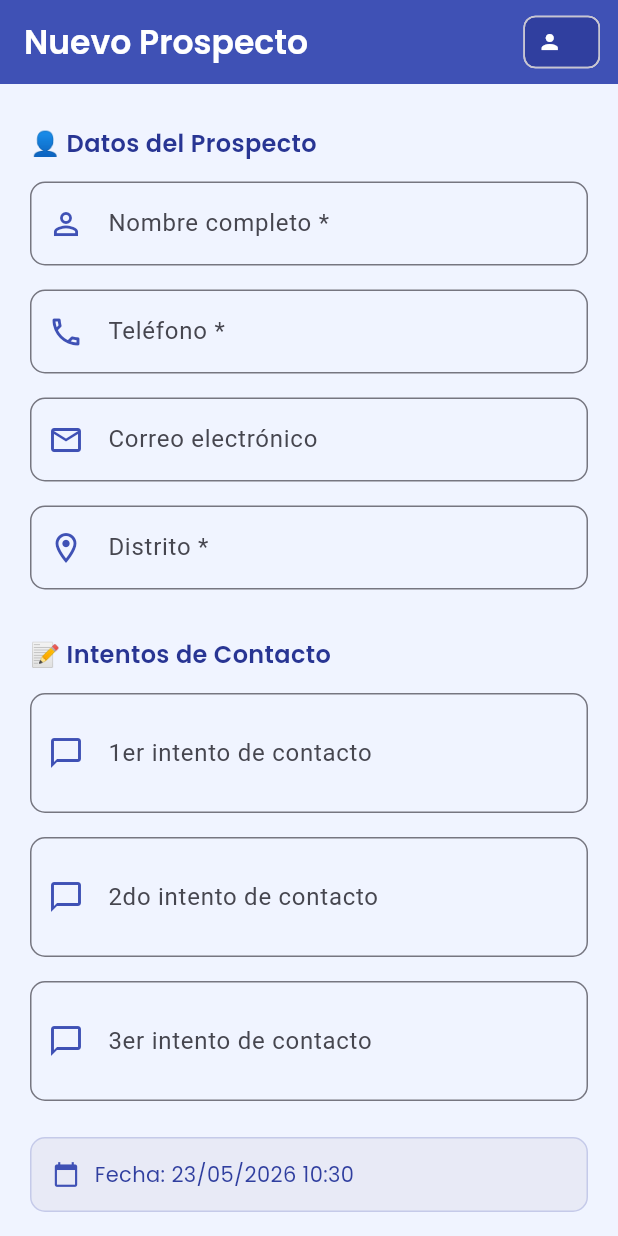
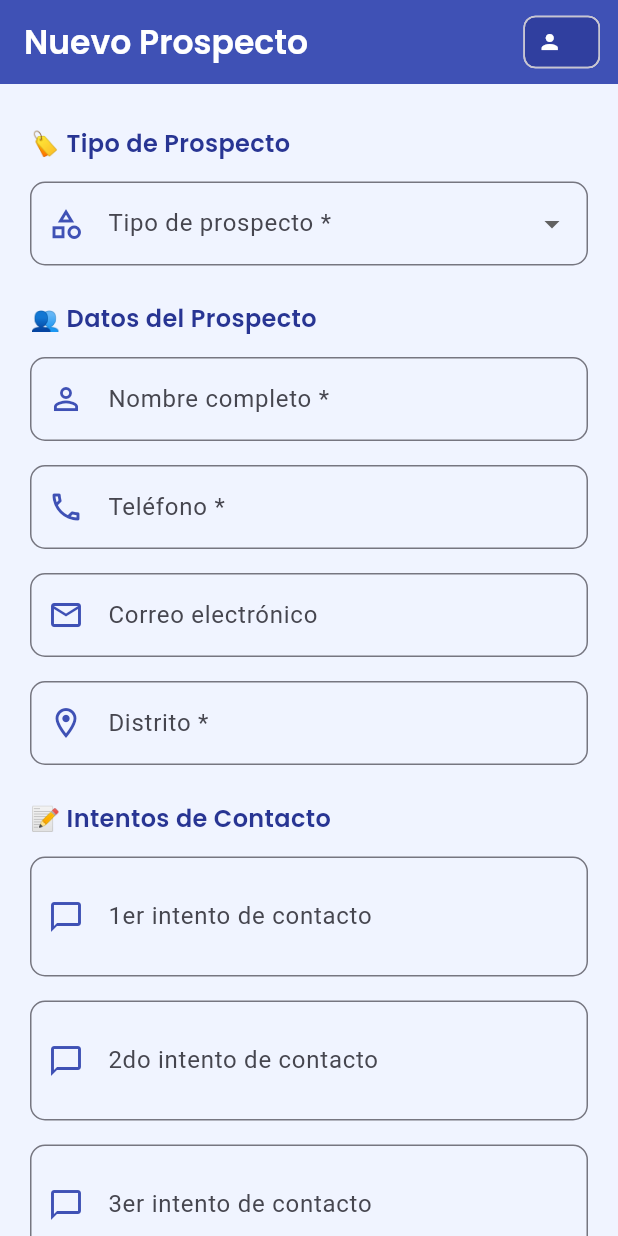
Before and after one commit to amilcar-cibertec/prospectos-app, a Flutter app: the RegistroScreen screen opened directly with empty values, on a phone screen of 412 x 824 dp. Run offline on Flutter 3.47's test engine with Material 3 defaults, Android fonts, the light colour scheme and no system bars; our stand-ins replace google_fonts; missing offline and left inert: dart:js.

Commit message:
Update registro_screen.dart

```diff
--- a/lib/screens/registro_screen.dart
+++ b/lib/screens/registro_screen.dart
@@ -1,6 +1,7 @@
 import 'package:flutter/material.dart';
 import 'package:google_fonts/google_fonts.dart';
 import 'package:intl/intl.dart';
+import '../config/app_config.dart';
 import '../models/prospecto.dart';
 import '../services/sheets_service.dart';
 import '../widgets/custom_text_field.dart';
@@ -21,43 +22,68 @@ class RegistroScreen extends StatefulWidget {
 
 class _RegistroScreenState extends State<RegistroScreen> {
   final _formKey = GlobalKey<FormState>();
-  final _nombreCtrl = TextEditingController();
-  final _telefonoCtrl = TextEditingController();
-  final _correoCtrl = TextEditingController();
-  final _distritoCtrl = TextEditingController();
-  final _obs1Ctrl = TextEditingController();
-  final _obs2Ctrl = TextEditingController();
-  final _obs3Ctrl = TextEditingController();
+
+  // Controladores existentes
+  final _nombreCtrl      = TextEditingController();
+  final _telefonoCtrl    = TextEditingController();
+  final _correoCtrl      = TextEditingController();
+  final _distritoCtrl    = TextEditingController();
+  final _obs1Ctrl        = TextEditingController();
+  final _obs2Ctrl        = TextEditingController();
+  final _obs3Ctrl        = TextEditingController();
+  final _referenciaCtrl  = TextEditingController();
+
+  // Nuevos campos
+  String? _tipoSeleccionado;
+  String? _asesorSeleccionado;
 
   bool _enviando = false;
   String? _mensaje;
   bool _exito = false;
 
-  String get _fechaHoy => DateFormat('dd/MM/yyyy HH:mm').format(DateTime.now());
+  String get _fechaHoy =>
+      DateFormat('dd/MM/yyyy HH:mm').format(DateTime.now());
+
+  // Vendedores disponibles para asesor (excluye al logueado)
+  List<String> get _asesoresDisponibles {
+    return AppConfig.vendedoresValidos.values
+        .where((nombre) => nombre != widget.nombreVendedor)
+        .toList();
+  }
 
   Future<void> _enviar() async {
     if (!_formKey.currentState!.validate()) return;
+    if (_tipoSeleccionado == null) {
+      setState(() {
+        _mensaje = '❌ Selecciona el tipo de prospecto';
+        _exito = false;
+      });
+      return;
+    }
 
-    setState(() {
-      _enviando = true;
-      _mensaje = null;
-    });
+    setState(() { _enviando = true; _mensaje = null; });
 
     final obs = [
-      if (_obs1Ctrl.text.trim().isNotEmpty) '1er contacto: ${_obs1Ctrl.text.trim()}',
-      if (_obs2Ctrl.text.trim().isNotEmpty) '2do contacto: ${_obs2Ctrl.text.trim()}',
-      if (_obs3Ctrl.text.trim().isNotEmpty) '3er contacto: ${_obs3Ctrl.text.trim()}',
+      if (_obs1Ctrl.text.trim().isNotEmpty)
+        '1er contacto: ${_obs1Ctrl.text.trim()}',
+      if (_obs2Ctrl.text.trim().isNotEmpty)
+        '2do contacto: ${_obs2Ctrl.text.trim()}',
+      if (_obs3Ctrl.text.trim().isNotEmpty)
+        '3er contacto: ${_obs3Ctrl.text.trim()}',
     ].join(' | ');
 
     final prospecto = Prospecto(
-      nombre: _nombreCtrl.text.trim(),
-      telefono: _telefonoCtrl.text.trim(),
-      correo: _correoCtrl.text.trim(),
-      distrito: _distritoCtrl.text.trim(),
-      observaciones: obs,
-      fecha: _fechaHoy,
-      vendedor: widget.nombreVendedor,
-      codigoVendedor: widget.codigoVendedor,
+      nombre:          _nombreCtrl.text.trim(),
+      telefono:        _telefonoCtrl.text.trim(),
+      correo:          _correoCtrl.text.trim(),
+      distrito:        _distritoCtrl.text.trim(),
+      observaciones:   obs,
+      fecha:           _fechaHoy,
+      vendedor:        widget.nombreVendedor,
+      codigoVendedor:  widget.codigoVendedor,
+      tipo:            _tipoSeleccionado!,
+      nombreReferencia: _referenciaCtrl.text.trim(),
+      asesor:          _asesorSeleccionado ?? '-',
     );
 
     final ok = await SheetsService.enviarProspecto(prospecto);
@@ -65,13 +91,15 @@ class _RegistroScreenState extends State<RegistroScreen> {
     setState(() {
       _enviando = false;
       _exito = ok;
-      _mensaje = ok ? '✅ Prospecto registrado exitosamente' : '❌ Error al subir datos';
+      _mensaje = ok
+          ? '✅ Prospecto registrado en hoja "$_tipoSeleccionado"'
+          : '❌ Error al subir datos';
     });
 
-    if (ok) _limpiarFormulario();
+    if (ok) _limpiar();
   }
 
-  void _limpiarFormulario() {
+  void _limpiar() {
     _nombreCtrl.clear();
     _telefonoCtrl.clear();
     _correoCtrl.clear();
@@ -79,6 +107,11 @@ class _RegistroScreenState extends State<RegistroScreen> {
     _obs1Ctrl.clear();
     _obs2Ctrl.clear();
     _obs3Ctrl.clear();
+    _referenciaCtrl.clear();
+    setState(() {
+      _tipoSeleccionado   = null;
+      _asesorSeleccionado = null;
+    });
   }
 
   @override
@@ -112,7 +145,32 @@ class _RegistroScreenState extends State<RegistroScreen> {
               child: Column(
                 crossAxisAlignment: CrossAxisAlignment.start,
                 children: [
-                  _seccion('👤 Datos del Prospecto'),
+
+                  // ── TIPO DE PROSPECTO ──────────────────────────
+                  _seccion('🏷️ Tipo de Prospecto'),
+                  _comboTipo(),
+                  const SizedBox(height: 16),
+
+                  // ── REFERENCIA (label dinámico) ────────────────
+                  if (_tipoSeleccionado != null) ...[
+                    _seccion('📌 ${AppConfig.labelReferencia(_tipoSeleccionado!)}'),
+                    CustomTextField(
+                      label: AppConfig.labelReferencia(_tipoSeleccionado!),
+                      controller: _referenciaCtrl,
+                      icon: Icons.store_outlined,
+                    ),
+                  ],
+
+                  // ── ASESOR (solo 4/14 y STAND) ─────────────────
+                  if (_tipoSeleccionado != null &&
+                      AppConfig.tieneAsesor(_tipoSeleccionado!)) ...[
+                    _seccion('👤 Asesor Adicional'),
+                    _comboAsesor(),
+                    const SizedBox(height: 16),
+                  ],
+
+                  // ── DATOS DEL PROSPECTO ────────────────────────
+                  _seccion('👥 Datos del Prospecto'),
                   CustomTextField(
                     label: 'Nombre completo',
                     controller: _nombreCtrl,
@@ -137,7 +195,8 @@ class _RegistroScreenState extends State<RegistroScreen> {
                     controller: _distritoCtrl,
                     icon: Icons.location_on_outlined,
                   ),
-                  const SizedBox(height: 8),
+
+                  // ── INTENTOS DE CONTACTO ───────────────────────
                   _seccion('📝 Intentos de Contacto'),
                   CustomTextField(
                     label: '1er intento de contacto',
@@ -163,6 +222,8 @@ class _RegistroScreenState extends State<RegistroScreen> {
                     obligatorio: false,
                     hint: 'Ej: Confirmó reunión...',
                   ),
+
+                  // ── FECHA ──────────────────────────────────────
                   const SizedBox(height: 8),
                   Container(
                     padding: const EdgeInsets.all(14),
@@ -171,16 +232,18 @@ class _RegistroScreenState extends State<RegistroScreen> {
                       borderRadius: BorderRadius.circular(10),
                       border: Border.all(color: Colors.indigo.shade100),
                     ),
-                    child: Row(
-                      children: [
-                        const Icon(Icons.calendar_today, color: Colors.indigo, size: 18),
+                    child: Row(children: [
+                      const Icon(Icons.calendar_today,
+                          color: Colors.indigo, size: 18),
                       const SizedBox(width: 10),
                       Text('Fecha: $_fechaHoy',
-                            style: GoogleFonts.poppins(color: Colors.indigo.shade700)),
-                      ],
-                    ),
+                          style: GoogleFonts.poppins(
+                              color: Colors.indigo.shade700)),
+                    ]),
                   ),
                   const SizedBox(height: 24),
+
+                  // ── MENSAJE ────────────────────────────────────
                   if (_mensaje != null)
                     Container(
                       margin: const EdgeInsets.only(bottom: 16),
@@ -189,24 +252,27 @@ class _RegistroScreenState extends State<RegistroScreen> {
                         color: _exito ? Colors.green[50] : Colors.red[50],
                         borderRadius: BorderRadius.circular(10),
                         border: Border.all(
-                            color: _exito ? Colors.green.shade300 : Colors.red.shade300),
+                            color: _exito
+                                ? Colors.green.shade300
+                                : Colors.red.shade300),
                       ),
-                      child: Text(
-                        _mensaje!,
+                      child: Text(_mensaje!,
                           style: TextStyle(
-                          color: _exito ? Colors.green[800] : Colors.red[800],
+                            color: _exito
+                                ? Colors.green[800]
+                                : Colors.red[800],
                             fontWeight: FontWeight.w500,
+                          )),
                     ),
-                      ),
-                    ),
+
+                  // ── BOTÓN ──────────────────────────────────────
                   SizedBox(
                     width: double.infinity,
                     child: ElevatedButton.icon(
                       onPressed: _enviando ? null : _enviar,
                       icon: _enviando
                           ? const SizedBox(
-                              width: 18,
-                              height: 18,
+                              width: 18, height: 18,
                               child: CircularProgressIndicator(
                                   color: Colors.white, strokeWidth: 2))
                           : const Icon(Icons.cloud_upload_outlined),
@@ -234,14 +300,83 @@ class _RegistroScreenState extends State<RegistroScreen> {
     );
   }
 
+  // ── WIDGETS AUXILIARES ───────────────────────────────────
+
+  Widget _comboTipo() {
+    return DropdownButtonFormField<String>(
+      value: _tipoSeleccionado,
+      decoration: InputDecoration(
+        labelText: 'Tipo de prospecto *',
+        prefixIcon: const Icon(Icons.category_outlined, color: Colors.indigo),
+        border: OutlineInputBorder(borderRadius: BorderRadius.circular(10)),
+        focusedBorder: OutlineInputBorder(
+          borderRadius: BorderRadius.circular(10),
+          borderSide: const BorderSide(color: Colors.indigo, width: 2),
+        ),
+      ),
+      items: AppConfig.tiposProspecto.map((tipo) {
+        return DropdownMenuItem(
+          value: tipo,
+          child: Row(children: [
+            Icon(_iconTipo(tipo), size: 18, color: Colors.indigo),
+            const SizedBox(width: 10),
+            Text(tipo, style: GoogleFonts.poppins()),
+          ]),
+        );
+      }).toList(),
+      onChanged: (val) => setState(() {
+        _tipoSeleccionado   = val;
+        _asesorSeleccionado = null; // resetear asesor al cambiar tipo
+        _referenciaCtrl.clear();
+      }),
+      validator: (val) =>
+          val == null ? 'Selecciona el tipo de prospecto' : null,
+    );
+  }
+
+  Widget _comboAsesor() {
+    return DropdownButtonFormField<String>(
+      value: _asesorSeleccionado,
+      decoration: InputDecoration(
+        labelText: 'Asesor adicional (opcional)',
+        prefixIcon:
+            const Icon(Icons.people_outline, color: Colors.indigo),
+        border: OutlineInputBorder(borderRadius: BorderRadius.circular(10)),
+        focusedBorder: OutlineInputBorder(
+          borderRadius: BorderRadius.circular(10),
+          borderSide: const BorderSide(color: Colors.indigo, width: 2),
+        ),
+      ),
+      items: [
+        DropdownMenuItem(
+          value: null,
+          child: Text('Sin asesor adicional',
+              style: GoogleFonts.poppins(color: Colors.grey)),
+        ),
+        ..._asesoresDisponibles.map((nombre) => DropdownMenuItem(
+              value: nombre,
+              child: Text(nombre, style: GoogleFonts.poppins()),
+            )),
+      ],
+      onChanged: (val) => setState(() => _asesorSeleccionado = val),
+    );
+  }
+
+  IconData _iconTipo(String tipo) {
+    switch (tipo) {
+      case '4/14':  return Icons.groups_outlined;
+      case 'STAND': return Icons.storefront_outlined;
+      case 'CAJA':  return Icons.handshake_outlined;
+      default:      return Icons.label_outline;
+    }
+  }
+
   Widget _seccion(String titulo) => Padding(
         padding: const EdgeInsets.only(bottom: 14, top: 8),
-        child: Text(
-          titulo,
+        child: Text(titulo,
             style: GoogleFonts.poppins(
                 fontSize: 16,
                 fontWeight: FontWeight.w600,
-              color: Colors.indigo.shade800),
-        ),
+                color: Colors.indigo.shade800)),
       );
 }
```
Lines whose indentation alone changed are shown as unchanged.
